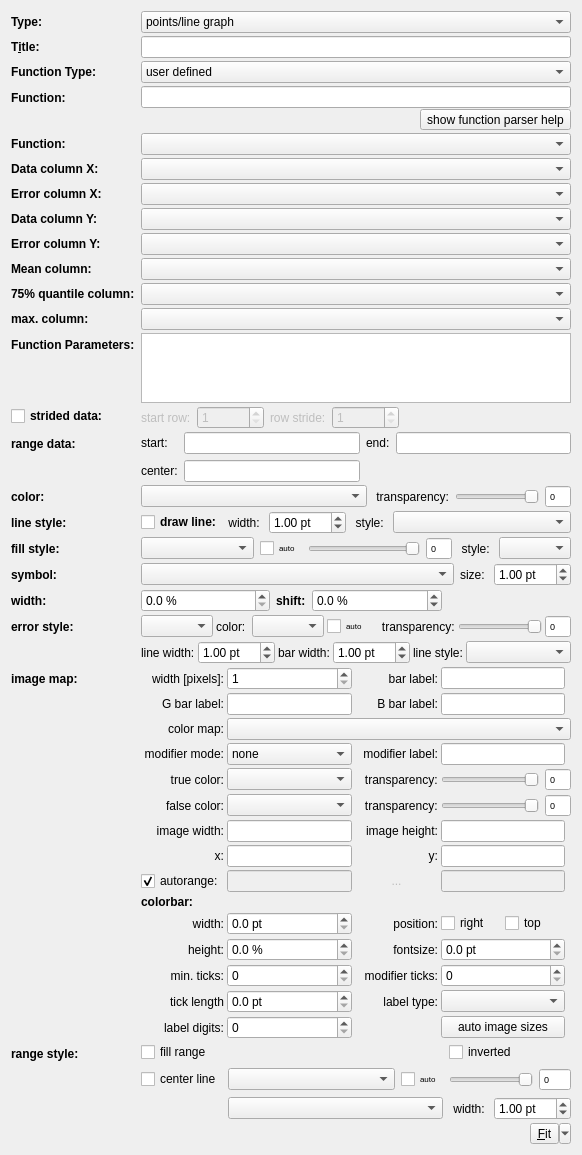
jkriege2/QuickFit3, file plugins/table/qftablegraphsettings.ui: the form before one commit.
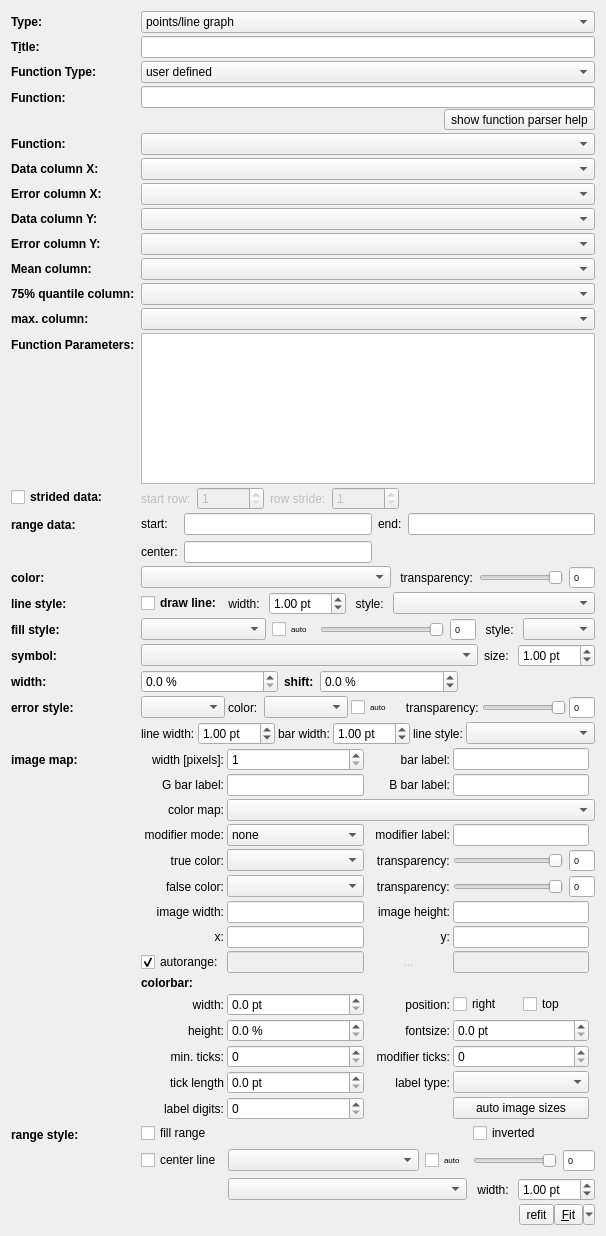
The form after the commit. Icons and pictures are not drawn. Custom widgets are drawn as their Qt base class.

Diff of the .ui file:
```diff
--- a/plugins/table/qftablegraphsettings.ui
+++ b/plugins/table/qftablegraphsettings.ui
@@ -6,8 +6,8 @@
    <rect>
     <x>0</x>
     <y>0</y>
-    <width>582</width>
-    <height>1071</height>
+    <width>606</width>
+    <height>1236</height>
    </rect>
   </property>
   <property name="windowTitle">
@@ -1831,6 +1831,26 @@
        </property>
       </spacer>
      </item>
+     <item>
+      <widget class="QToolButton" name="btnRefit">
+       <property name="text">
+        <string>refit</string>
+       </property>
+       <property name="icon">
+        <iconset resource="qfrdrtable.qrc">
+         <normaloff>:/table/fit.png</normaloff>:/table/fit.png</iconset>
+       </property>
+       <property name="iconSize">
+        <size>
+         <width>16</width>
+         <height>16</height>
+        </size>
+       </property>
+       <property name="toolButtonStyle">
+        <enum>Qt::ToolButtonTextBesideIcon</enum>
+       </property>
+      </widget>
+     </item>
      <item>
       <widget class="QToolButton" name="btnFit">
        <property name="text">
```
Left out of the diff: 157 changed lines with no effect on the pictures.
